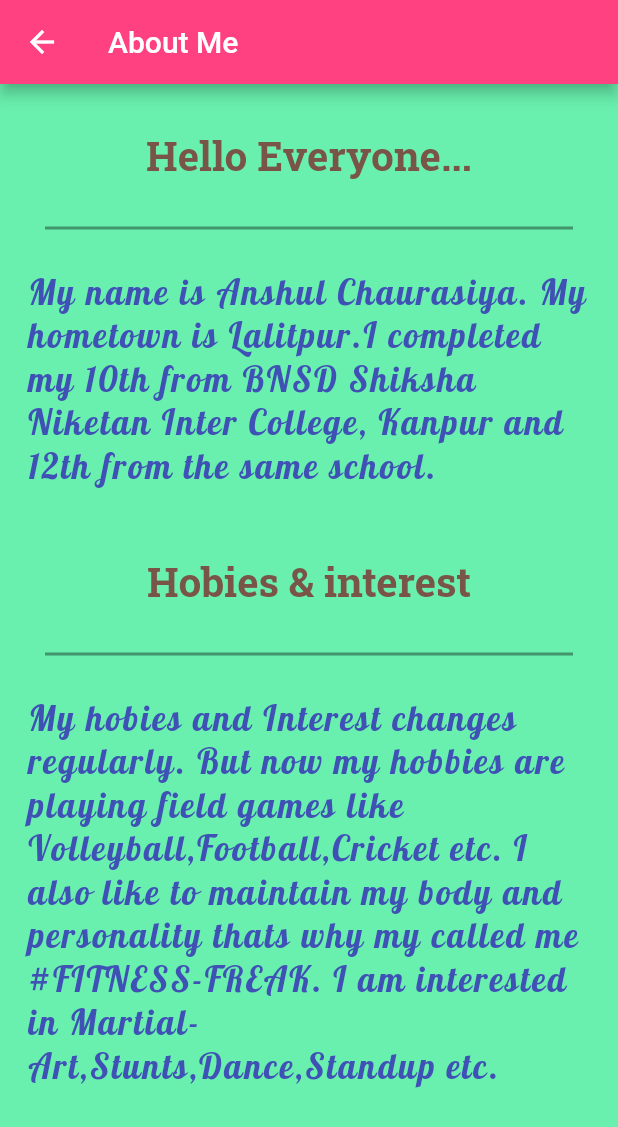
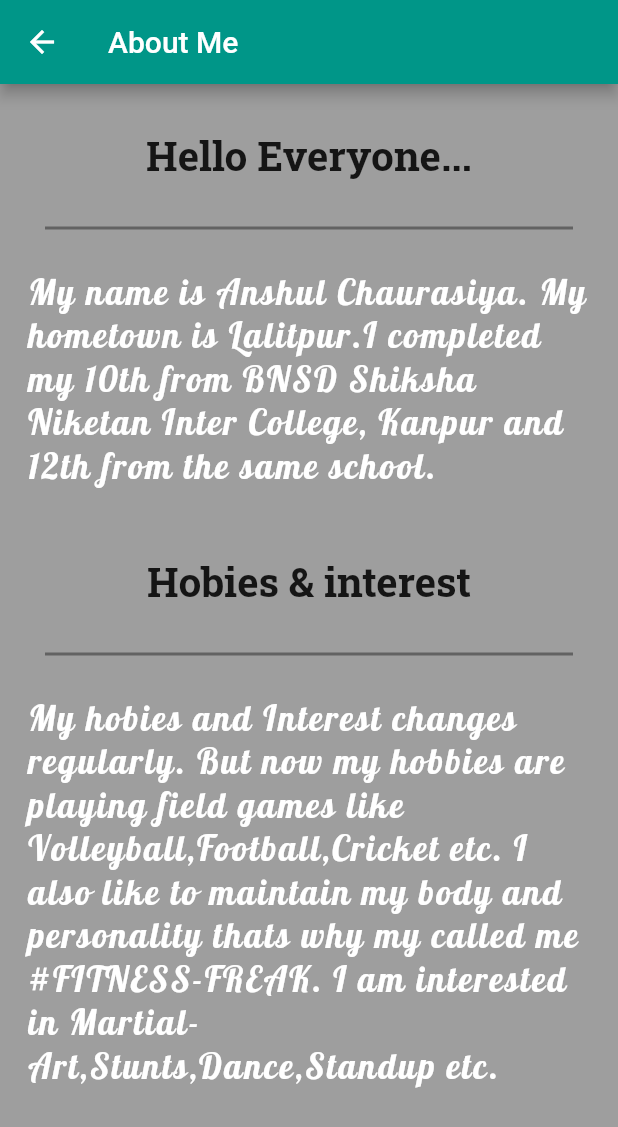
Before and after one commit to anshulkapoor08/portfolio, a Flutter app: the Home2 screen opened directly, on a phone screen of 412 x 824 dp. Shown: the top 1127 px of the screen. Run offline on Flutter 3.47's test engine with Material 2 defaults, Android fonts, the phone set to English and light mode, and no system bars.

Commit message:
first commit

```diff
--- a/lib/Screen/home2.dart
+++ b/lib/Screen/home2.dart
@@ -6,10 +6,10 @@ class Home2 extends StatelessWidget {
   @override
   Widget build(BuildContext context) {
     return Scaffold(
-      backgroundColor: Colors.greenAccent,
+      backgroundColor: Colors.grey,
       appBar: AppBar(
         title: Text('About Me'),
-        backgroundColor: Colors.pinkAccent,
+        backgroundColor: Colors.teal,
       ),
       body: Column(
         children: [
@@ -22,7 +22,7 @@ class Home2 extends StatelessWidget {
                 fontFamily: 'RobotoSlab',
                 fontSize: 27,
                 fontWeight: FontWeight.bold,
-                color: Colors.brown,
+                color: Colors.black87,
               ),
             ),
           ),
@@ -40,7 +40,7 @@ class Home2 extends StatelessWidget {
               "My name is Anshul Chaurasiya. My hometown is Lalitpur."
               "I completed my 10th from BNSD Shiksha Niketan Inter College, Kanpur and 12th from the same school.",
               style: TextStyle(
-                color: Colors.indigo,
+                color: Colors.white,
                 fontFamily: 'Lobster 400',
                 fontWeight: FontWeight.normal,
                 fontSize: 23,
@@ -57,7 +57,7 @@ class Home2 extends StatelessWidget {
                 fontFamily: 'RobotoSlab',
                 fontSize: 27,
                 fontWeight: FontWeight.bold,
-                color: Colors.brown,
+                color: Colors.black87,
               ),
             ),
           ),
@@ -78,7 +78,7 @@ class Home2 extends StatelessWidget {
               "I am interested in Martial-Art,Stunts,Dance,Standup etc. ",
               textAlign: TextAlign.start,
               style: TextStyle(
-                color: Colors.indigo,
+                color: Colors.white,
                 fontFamily: 'Lobster 400',
                 fontWeight: FontWeight.normal,
                 fontSize: 23,
```
Also changed, not shown: lib/Screen/home3.dart (+6 -6 lines), lib/Screen/home4.dart (+6 -6 lines).
